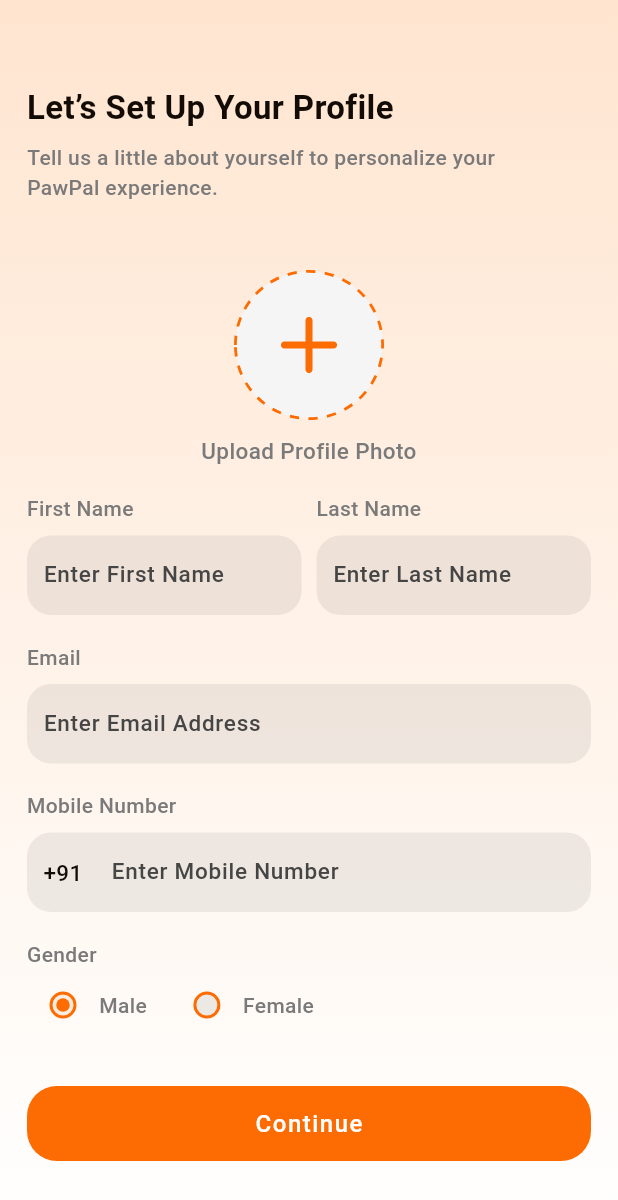
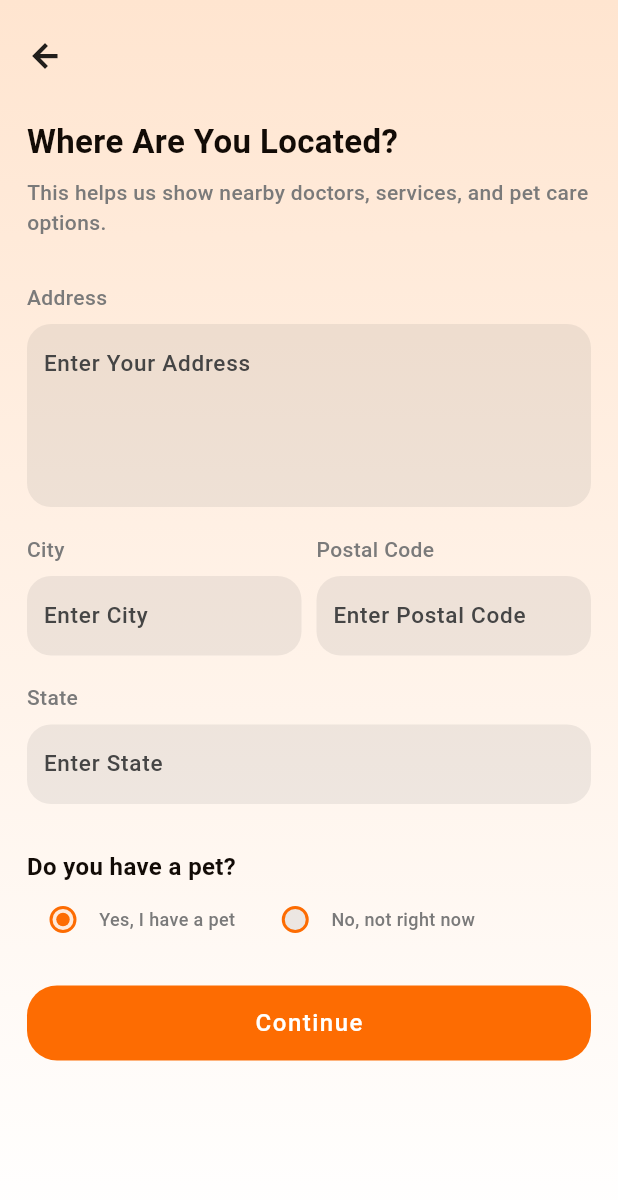
Before and after one commit to RishabRaikvad/paw-pal-flutter-mobile, a Flutter app: the SetupProfileScreen screen opened by its route, after a tap on "Continue", on a phone screen of 412 x 824 dp. Shown: the top 1200 px of the screen. Run offline on Flutter 3.47's test engine with Material 3 defaults, Android fonts, the phone set to English and light mode, and no system bars; our stand-ins replace firebase_core, firebase_crashlytics, flutter_image_compress, flutter_svg, fluttertoast, go_router and 3 more; accounts and stored records are empty.

Commit message:
add address screen

```diff
--- a/lib/core/AppColors.dart
+++ b/lib/core/AppColors.dart
@@ -13,6 +13,7 @@
   static const Color linearBgColor = Color(0xffFFE5D0);
   static const Color inputBgColor = Color(0xff555555);
   static const Color plashHolderColor = Color(0xff454545);
+  static const Color dividerColor = Color(0xffECECEC);
 
 
 
--- a/lib/core/AppStrings.dart
+++ b/lib/core/AppStrings.dart
@@ -34,6 +34,7 @@
 
   static const String uploadProfilePhoto = "Upload Profile Photo";
   static const String continueText = "Continue";
+  static const String save = "Save";
   static const String firstName = "First Name";
   static const String lastName = "Last Name";
   static const String enterFirstName = "Enter First Name";
@@ -45,6 +46,8 @@
   static const String gender = "Gender";
   static const String male = "Male";
   static const String female = "Female";
+  static const String whereAreYouLocated = "Where Are You Located?";
+  static const String thisHelpsUs = "This helps us show nearby doctors, services, and pet care options.";
 
 
 }
--- a/lib/core/constant.dart
+++ b/lib/core/constant.dart
@@ -1,5 +1,5 @@
 enum Gender { male, female }
 
-class Constant {
+enum HavePet { yes, no }
 
-}
+class Constant {}
--- a/lib/routes/AppRoutes.dart
+++ b/lib/routes/AppRoutes.dart
@@ -1,9 +1,8 @@
-
-
 import 'package:go_router/go_router.dart';
 import 'package:paw_pal_mobile/routes/routes.dart';
 import 'package:paw_pal_mobile/screens/authentication/login_screen.dart';
 import 'package:paw_pal_mobile/screens/authentication/otp_verification_screen.dart';
+import 'package:paw_pal_mobile/screens/onborading/address_screen.dart';
 import 'package:paw_pal_mobile/screens/onborading/setup_profile_screen.dart';
 import 'package:paw_pal_mobile/screens/splash/splash_screen.dart';
 import 'package:paw_pal_mobile/screens/welcome/welcome_screen.dart';
@@ -38,6 +37,11 @@
         name: Routes.setupProfileScreen,
         builder: (context, state) => SetupProfileScreen(),
       ),
+      GoRoute(
+        path: Routes.addressScreenPath,
+        name: Routes.addressScreen,
+        builder: (context, state) => AddressScreen(),
+      ),
     ],
   );
 
--- /dev/null
+++ b/lib/screens/onborading/address_screen.dart
@@ -0,0 +1,173 @@
+import 'package:flutter/material.dart';
+import 'package:go_router/go_router.dart';
+import 'package:paw_pal_mobile/core/AppColors.dart';
+import 'package:paw_pal_mobile/core/AppStrings.dart';
+import 'package:paw_pal_mobile/core/constant.dart';
+import 'package:paw_pal_mobile/utils/commonWidget/gradient_background.dart';
+import 'package:paw_pal_mobile/utils/widget_helper.dart';
+
+class AddressScreen extends StatefulWidget {
+  const AddressScreen({super.key});
+
+  @override
+  State<AddressScreen> createState() => _AddressScreenState();
+}
+
+class _AddressScreenState extends State<AddressScreen> {
+  final ValueNotifier<HavePet?> petTypeNotifier = ValueNotifier<HavePet?>(
+    HavePet.yes,
+  );
+
+  @override
+  Widget build(BuildContext context) {
+    return Scaffold(body: GradientBackground(child: mainView()));
+  }
+
+  Widget mainView() {
+    return SafeArea(
+      child: Padding(
+        padding: const EdgeInsets.symmetric(horizontal: 18.0,),
+        child: SingleChildScrollView(
+          child: Column(
+            crossAxisAlignment: CrossAxisAlignment.start,
+            children: [
+              SizedBox(height: 25,),
+              commonBack(context),
+              SizedBox(height: 30),
+              commonTitle(
+                title: AppStrings.whereAreYouLocated,
+                fontWeight: FontWeight.w700,
+                fontSize: 22,
+              ),
+              SizedBox(height: 8),
+              commonTitle(
+                title: AppStrings.thisHelpsUs,
+                color: AppColors.grey,
+                fontSize: 14,
+                textAlign: TextAlign.start,
+              ),
+              SizedBox(height: 30),
+              buildFormView(),
+              SizedBox(height: 30),
+              commonTitle(title: "Do you have a pet?", fontSize: 16,fontWeight: FontWeight.w600),
+              havePetView(),
+              SizedBox(height: 20),
+              ValueListenableBuilder<HavePet?>(
+                valueListenable: petTypeNotifier,
+                builder: (context, value, _) {
+                  return commonButtonView(
+                    context: context,
+                    buttonText: value == HavePet.yes ? AppStrings.continueText : AppStrings.save,
+                    onClicked: () {},
+                  );
+                },
+              ),
+              SizedBox(height: 30),
+
+            ],
+          ),
+        ),
+      ),
+    );
+  }
+
+  Widget buildFormView() {
+    return Column(
+      crossAxisAlignment: CrossAxisAlignment.start,
+      spacing: 18,
+      children: [
+        commonTextFieldWithLabel(
+          label: "Address",
+          hint: "Enter Your Address",
+          context: context,
+          inputType: TextInputType.streetAddress,
+          maxLines: 4
+        ),
+        Row(
+          spacing: 10,
+          children: [
+            Expanded(
+              child: commonTextFieldWithLabel(
+                label: "City",
+                hint: "Enter City",
+                context: context,
+                maxLines: 1,
+              ),
+            ),
+            Expanded(
+              child: commonTextFieldWithLabel(
+                label: "Postal Code",
+                hint: "Enter Postal Code",
+                context: context,
+                maxLines: 1,
+              ),
+            ),
+          ],
+        ),
+        commonTextFieldWithLabel(
+          label: "State",
+          hint: "Enter State",
+          context: context,
+          textInputAction: TextInputAction.done
+        ),
+      ],
+    );
+  }
+
+  Widget _genderTile({
+    required String title,
+    required HavePet value,
+    required HavePet? selectedPetType,
+  }) {
+    return GestureDetector(
+      onTap: () => petTypeNotifier.value = value,
+      child: Row(
+        mainAxisSize: MainAxisSize.min,
+        children: [
+          Radio<HavePet>(
+            value: value,
+            fillColor: WidgetStateProperty.resolveWith(
+              (states) => AppColors.primaryColor,
+            ),
+            backgroundColor: WidgetStateProperty.resolveWith<Color>((states) {
+              if (!states.contains(WidgetState.selected)) {
+                return AppColors.plashHolderColor.withValues(alpha: 0.1);
+              }
+              return AppColors.primaryColor.withValues(alpha: 0.1);
+            }),
+          ),
+          commonTitle(title: title, fontSize: 12, color: AppColors.grey),
+        ],
+      ),
+    );
+  }
+
+  Widget havePetView() {
+    return ValueListenableBuilder<HavePet?>(
+      valueListenable: petTypeNotifier,
+      builder: (context, selectedPetType, _) {
+        return RadioGroup<HavePet>(
+          groupValue: selectedPetType,
+          onChanged: (value) {
+            petTypeNotifier.value = value;
+          },
+          child: Row(
+            children: [
+              _genderTile(
+                title: "Yes, I have a pet",
+                value: HavePet.yes,
+                selectedPetType: selectedPetType,
+              ),
+              const SizedBox(width: 16),
+              _genderTile(
+                title: "No, not right now",
+                value: HavePet.no,
+                selectedPetType: selectedPetType,
+              ),
+            ],
+          ),
+        );
+      },
+    );
+  }
+}
--- a/lib/screens/onborading/setup_profile_screen.dart
+++ b/lib/screens/onborading/setup_profile_screen.dart
@@ -3,11 +3,13 @@
 import 'package:flutter/material.dart';
 import 'package:flutter/services.dart';
 import 'package:flutter_svg/flutter_svg.dart';
+import 'package:go_router/go_router.dart';
 import 'package:paw_pal_mobile/core/AppColors.dart';
 import 'package:paw_pal_mobile/core/AppImages.dart';
 import 'package:paw_pal_mobile/core/AppStrings.dart';
 import 'package:paw_pal_mobile/core/CommonMethods.dart';
 import 'package:paw_pal_mobile/core/constant.dart';
+import 'package:paw_pal_mobile/routes/routes.dart';
 import 'package:paw_pal_mobile/utils/commonWidget/gradient_background.dart';
 import 'package:paw_pal_mobile/utils/widget_helper.dart';
 
@@ -20,9 +22,9 @@
 
 class _SetupProfileScreenState extends State<SetupProfileScreen> {
   final ValueNotifier<File?> profileImageNotifier = ValueNotifier(null);
-  final ValueNotifier<Gender?> genderNotifier =
-  ValueNotifier<Gender?>(Gender.male);
-
+  final ValueNotifier<Gender?> genderNotifier = ValueNotifier<Gender?>(
+    Gender.male,
+  );
 
   @override
   Widget build(BuildContext context) {
@@ -33,6 +35,7 @@
     return SafeArea(
       child: Padding(
         padding: const EdgeInsets.symmetric(horizontal: 18.0),
+        child: SingleChildScrollView(
           child: Column(
             crossAxisAlignment: CrossAxisAlignment.start,
             children: [
@@ -49,11 +52,6 @@
                 fontSize: 14,
                 textAlign: TextAlign.start,
               ),
-            Expanded(
-              child: SingleChildScrollView(
-                child: Column(
-                  crossAxisAlignment: CrossAxisAlignment.start,
-                  children: [
               SizedBox(height: 45),
               uploadProfileView(),
               SizedBox(height: 18),
@@ -69,14 +67,13 @@
               commonButtonView(
                 context: context,
                 buttonText: AppStrings.continueText,
-                      onClicked: () {},
+                onClicked: () {
+                  context.pushNamed(Routes.addressScreen);
+                },
               ),
               SizedBox(height: 20),
             ],
           ),
-              ),
-            ),
-          ],
         ),
       ),
     );
--- a/lib/utils/widget_helper.dart
+++ b/lib/utils/widget_helper.dart
@@ -1,5 +1,6 @@
 import 'package:flutter/material.dart';
 import 'package:flutter/services.dart';
+import 'package:go_router/go_router.dart';
 
 import '../core/AppColors.dart';
 
@@ -131,3 +132,12 @@
     ],
   );
 }
+
+Widget commonBack(BuildContext context){
+  return  GestureDetector(
+    onTap: () {
+      context.pop();
+    },
+    child: Icon(Icons.arrow_back, fontWeight: FontWeight.w700),
+  );
+}
```
Lines whose indentation alone changed are shown as unchanged.
